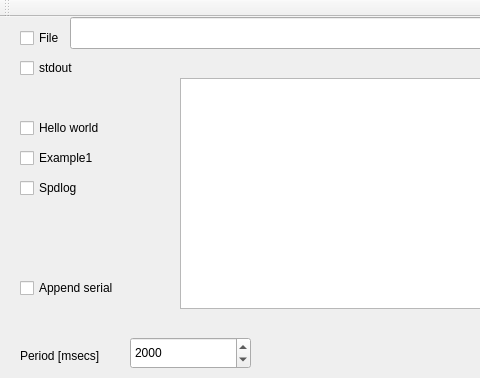
Old version of the form antitestgui/src/mainwindow.ui in the repository bjerrep/antilog; both pictures show x 0 to 480 and y 0 to 378 of the 686 by 542 pixel window.
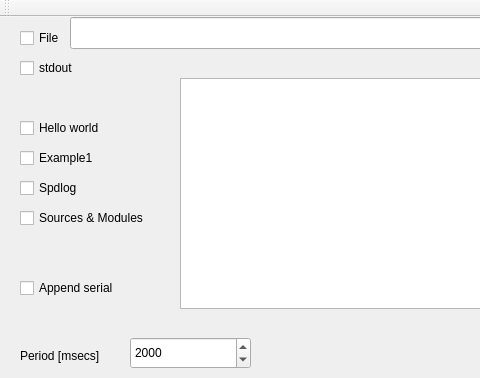
New version of the form. Icons and pictures are not drawn.

```diff
--- a/antitestgui/src/mainwindow.ui
+++ b/antitestgui/src/mainwindow.ui
@@ -161,6 +161,19 @@
      <string>Append serial</string>
     </property>
    </widget>
+   <widget class="QCheckBox" name="checkBoxSourcesAndModules">
+    <property name="geometry">
+     <rect>
+      <x>20</x>
+      <y>190</y>
+      <width>161</width>
+      <height>22</height>
+     </rect>
+    </property>
+    <property name="text">
+     <string>Sources &amp;&amp; Modules</string>
+    </property>
+   </widget>
   </widget>
   <widget class="QMenuBar" name="menuBar">
    <property name="geometry">
```
